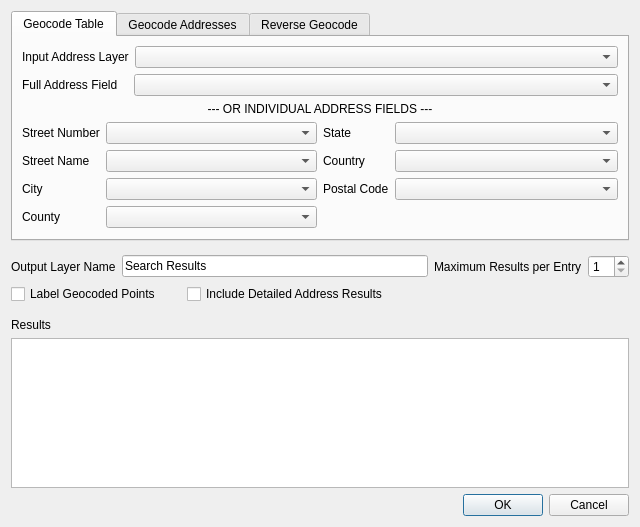
This is bulkNominatim.ui in NationalSecurityAgency/qgis-bulk-nominatim as Qt 5 draws it before an edit. The edited form follows.
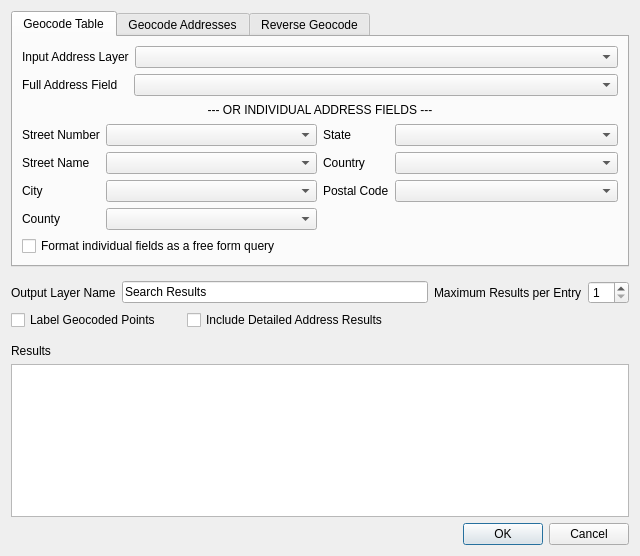
This is the edited form. Custom widgets are drawn as their Qt base class.

```diff
--- a/bulkNominatim.ui
+++ b/bulkNominatim.ui
@@ -7,7 +7,7 @@
     <x>0</x>
     <y>0</y>
     <width>640</width>
-    <height>527</height>
+    <height>556</height>
    </rect>
   </property>
   <property name="windowTitle">
@@ -217,17 +217,14 @@
         </layout>
        </item>
        <item>
-        <spacer name="verticalSpacer">
-         <property name="orientation">
-          <enum>Qt::Vertical</enum>
+        <widget class="QCheckBox" name="freeformCheckBox">
+         <property name="text">
+          <string>Format individual fields as a free form query</string>
          </property>
-         <property name="sizeHint" stdset="0">
-          <size>
-           <width>20</width>
-           <height>40</height>
-          </size>
+         <property name="checked">
+          <bool>false</bool>
          </property>
-        </spacer>
+        </widget>
        </item>
       </layout>
      </widget>
```
Left out of the diff: 2 changed lines with no effect on the pictures.
